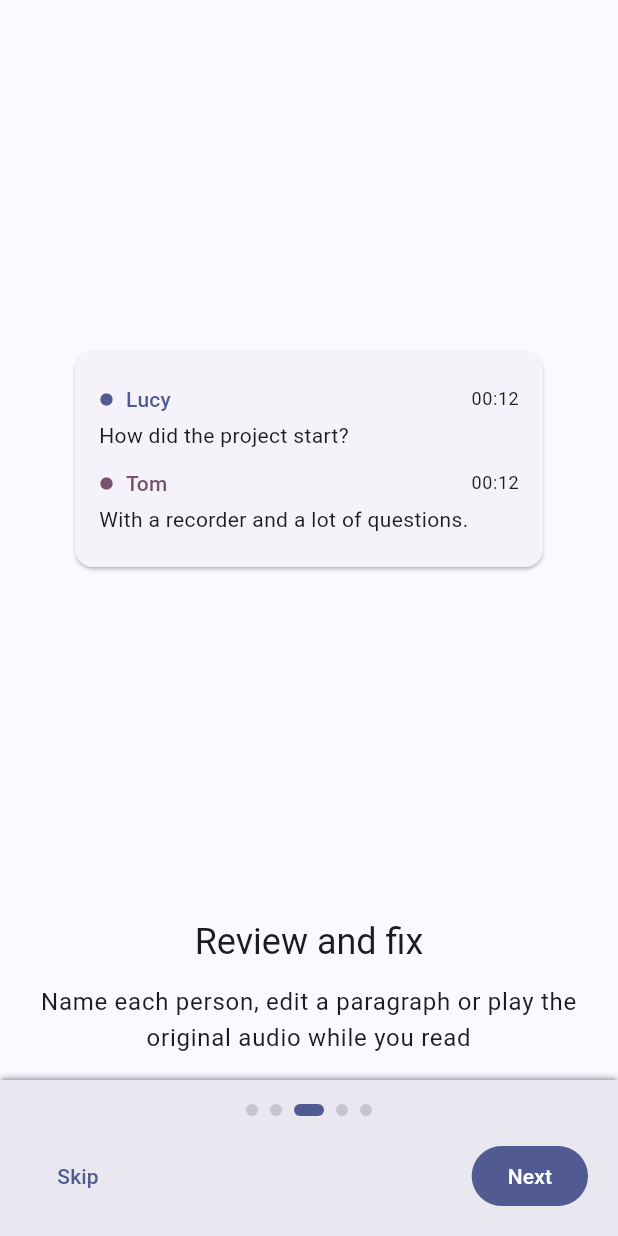
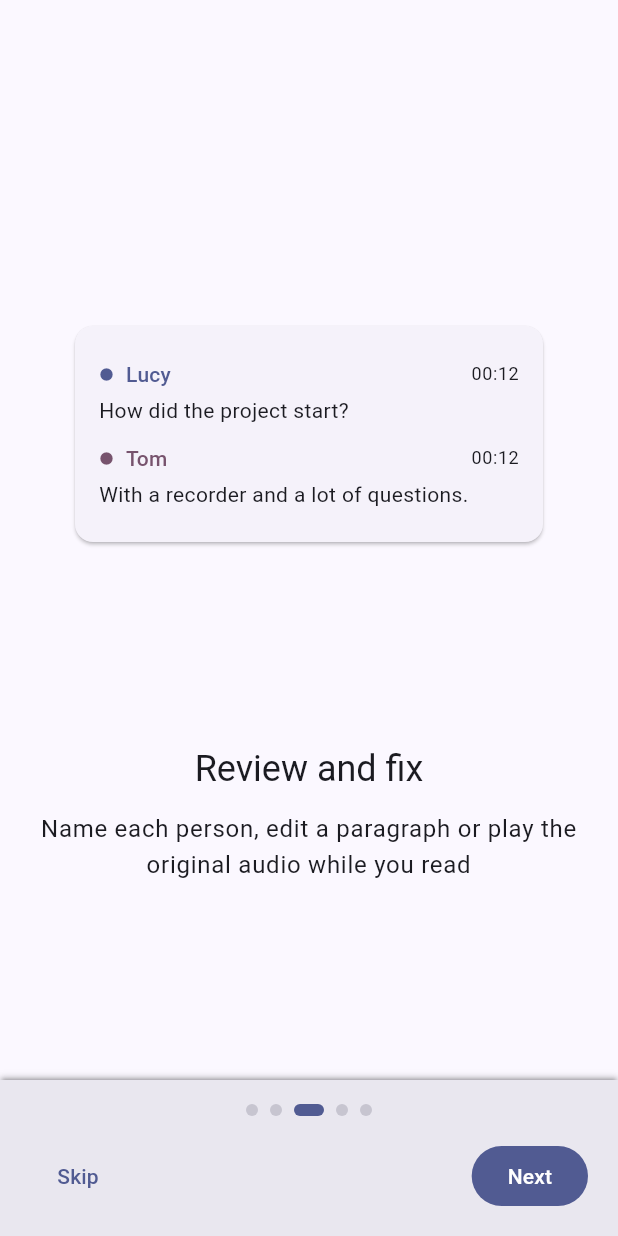
Before and after one commit to antruc/scrita, a Flutter app: the OnboardingScreen screen opened directly, swiped to page 3, on a phone screen of 412 x 824 dp. Run offline on Flutter 3.47's test engine with Material 3 defaults, Android fonts, the phone set to English and light mode, and no system bars; our stand-ins replace audioplayers, dynamic_color, file_picker, share_plus, shared_preferences; missing offline and left inert: dart:ffi, flutter_foreground_task, record, sherpa_onnx; accounts and stored records are empty.

Commit message:
style: more space around text, center tutorial text above the footer
Co-Authored-By: Claude Opus 5.5 <noreply@anthropic.com>

```diff
--- a/lib/screens/onboarding_screen.dart
+++ b/lib/screens/onboarding_screen.dart
@@ -484,16 +484,20 @@ class _OnboardingScreenState extends State<OnboardingScreen> {
 
   Widget _slide(ThemeData theme, Widget art, String title, String body) =>
       Padding(
-        padding: const EdgeInsets.fromLTRB(24, 24, 24, 16),
+        padding: const EdgeInsets.fromLTRB(24, 36, 24, 0),
         child: Column(
           children: [
+            const Spacer(),
+            // Decorative: a screen reader reads only the title and body.
+            ExcludeSemantics(child: IgnorePointer(child: art)),
+            // The text sits centered between the art and the footer.
             Expanded(
-              // Decorative: a screen reader reads only the title and body.
-              child: Center(
-                child: ExcludeSemantics(child: IgnorePointer(child: art)),
-              ),
-            ),
-            const SizedBox(height: 24),
+              flex: 2,
+              child: Padding(
+                padding: const EdgeInsets.symmetric(vertical: 24),
+                child: Column(
+                  mainAxisAlignment: MainAxisAlignment.center,
+                  children: [
                     Text(
                       title,
                       style: theme.textTheme.headlineSmall,
@@ -504,6 +508,10 @@ class _OnboardingScreenState extends State<OnboardingScreen> {
                       body,
                       style: theme.textTheme.bodyLarge,
                       textAlign: TextAlign.center,
+                    ),
+                  ],
+                ),
+              ),
             ),
           ],
         ),
--- a/lib/screens/transcript_screen.dart
+++ b/lib/screens/transcript_screen.dart
@@ -1094,7 +1094,7 @@ class _TranscriptScreenState extends State<TranscriptScreen> {
     final t = _t!;
     return ListView.separated(
       // The footer takes the navigation bar inset.
-      padding: const EdgeInsets.fromLTRB(16, 24, 16, 24),
+      padding: const EdgeInsets.fromLTRB(16, 36, 16, 36),
       itemCount: t.turns.length,
       separatorBuilder: (_, _) => const SizedBox(height: 14),
       itemBuilder: (context, i) {
```
Lines whose indentation alone changed are shown as unchanged.
